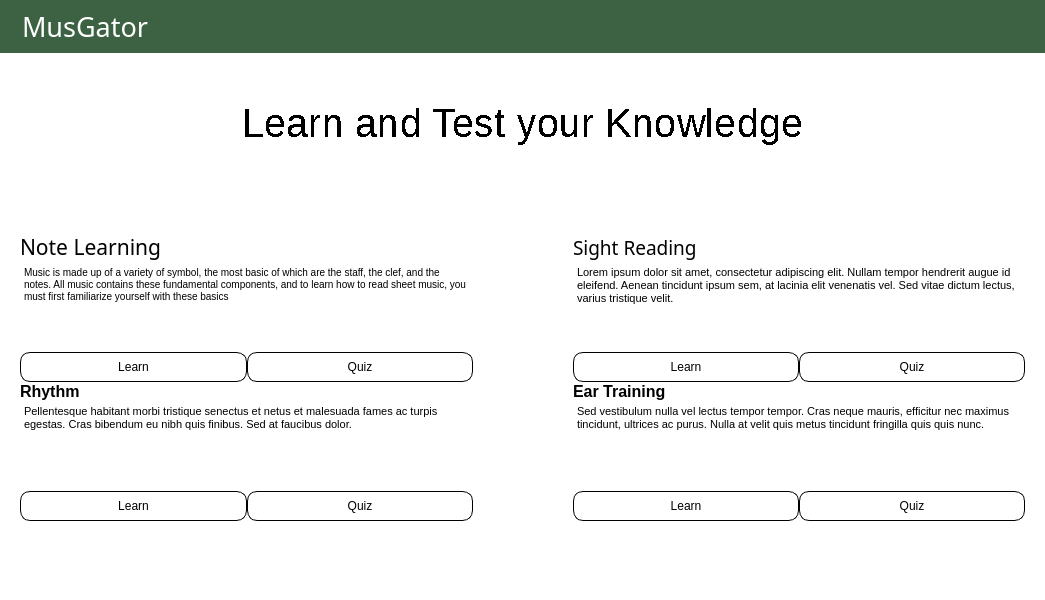
First picture: the form in HomePage.ui, repository ZachKrol/MusGator, before the edit.
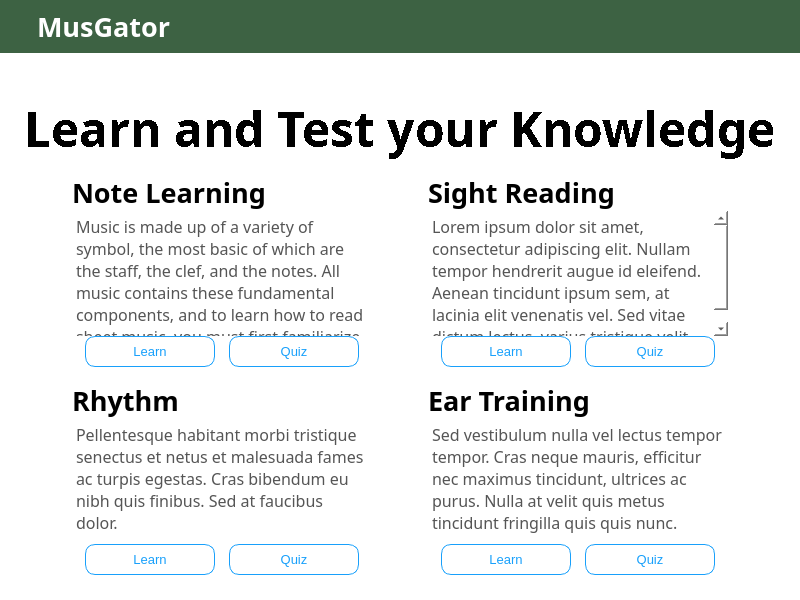
Second picture: the form after the edit. Icons and pictures are not drawn.

Commit message: Update HomePage.ui appearance and styling

Diff of the .ui file:
```diff
--- a/HomePage.ui
+++ b/HomePage.ui
@@ -6,7 +6,7 @@
    <rect>
     <x>0</x>
     <y>0</y>
-    <width>1045</width>
+    <width>800</width>
     <height>600</height>
    </rect>
   </property>
@@ -18,7 +18,8 @@
   </property>
   <property name="font">
    <font>
-    <family>Tw Cen MT</family>
+    <family>Vivaldi</family>
+    <italic>true</italic>
    </font>
   </property>
   <property name="windowTitle">
@@ -45,14 +46,35 @@
    </property>
    <property name="font">
     <font>
-     <family>Tw Cen MT</family>
+     <family>Verdana</family>
+     <pointsize>32</pointsize>
     </font>
    </property>
    <property name="autoFillBackground">
     <bool>false</bool>
    </property>
    <property name="styleSheet">
-    <string notr="true"/>
+    <string notr="true">QLabel {
+	font: 20pt &quot;Tw Cen MT&quot;;
+	font-weight: bold;
+}
+QTextBrowser {
+	font: 12pt &quot;Tw Cen MT&quot;;
+	color: rgb(85, 85, 85);
+	border: none;
+}
+QPushButton {
+background-color: rgb(255, 255, 255);
+border: 1px solid #18A0FB;
+border-radius: 10%;
+color:#18A0FB;
+padding: 7px;
+}
+QPushButton:hover {
+color: rgb(255, 255, 255);
+background-color:  #18A0FB;
+border: 1px solid #fff;
+}</string>
    </property>
    <layout class="QVBoxLayout" name="verticalLayout">
     <property name="spacing">
@@ -106,7 +128,11 @@
            </property>
            <property name="font">
             <font>
-             <pointsize>4</pointsize>
+             <family>Tw Cen MT</family>
+             <pointsize>20</pointsize>
+             <weight>75</weight>
+             <italic>false</italic>
+             <bold>true</bold>
             </font>
            </property>
            <property name="text">
@@ -124,10 +150,11 @@
           <widget class="QLabel" name="label_2">
            <property name="font">
             <font>
-             <family>Maiandra GD</family>
+             <family>Tw Cen MT</family>
              <pointsize>20</pointsize>
-             <weight>50</weight>
-             <bold>false</bold>
+             <weight>75</weight>
+             <italic>false</italic>
+             <bold>true</bold>
             </font>
            </property>
            <property name="styleSheet">
@@ -158,22 +185,35 @@
      </widget>
     </item>
     <item>
-     <layout class="QVBoxLayout" name="layout" stretch="0,0">
+     <layout class="QVBoxLayout" name="layout" stretch="0,0,1">
       <property name="sizeConstraint">
        <enum>QLayout::SetMinimumSize</enum>
       </property>
       <property name="leftMargin">
-       <number>20</number>
+       <number>10</number>
       </property>
       <property name="topMargin">
-       <number>20</number>
+       <number>10</number>
       </property>
       <property name="rightMargin">
-       <number>20</number>
+       <number>10</number>
       </property>
       <property name="bottomMargin">
-       <number>20</number>
+       <number>10</number>
       </property>
+      <item>
+       <spacer name="verticalSpacer">
+        <property name="orientation">
+         <enum>Qt::Vertical</enum>
+        </property>
+        <property name="sizeHint" stdset="0">
+         <size>
+          <width>20</width>
+          <height>40</height>
+         </size>
+        </property>
+       </spacer>
+      </item>
       <item>
        <layout class="QHBoxLayout" name="topLayout" stretch="0,0,0">
         <property name="bottomMargin">
@@ -203,13 +243,13 @@
           <property name="minimumSize">
            <size>
             <width>0</width>
-            <height>100</height>
+            <height>45</height>
            </size>
           </property>
           <property name="font">
            <font>
-            <family>Arial</family>
-            <pointsize>30</pointsize>
+            <family>Tw Cen MT</family>
+            <pointsize>36</pointsize>
             <weight>50</weight>
             <italic>false</italic>
             <bold>false</bold>
@@ -249,367 +289,750 @@
        </layout>
       </item>
       <item>
-       <layout class="QGridLayout" name="bottomLayout">
+       <layout class="QHBoxLayout" name="bottomLayout" stretch="1,3,1,3,1">
+        <property name="spacing">
+         <number>0</number>
+        </property>
+        <property name="leftMargin">
+         <number>10</number>
+        </property>
         <property name="topMargin">
-         <number>0</number>
+         <number>10</number>
         </property>
-        <item row="3" column="1">
-         <spacer name="verticalSpacer_4">
+        <property name="rightMargin">
+         <number>10</number>
+        </property>
+        <property name="bottomMargin">
+         <number>10</number>
+        </property>
+        <item>
+         <spacer name="leftSpacer">
           <property name="orientation">
-           <enum>Qt::Vertical</enum>
+           <enum>Qt::Horizontal</enum>
           </property>
-          <property name="sizeType">
-           <enum>QSizePolicy::MinimumExpanding</enum>
-          </property>
           <property name="sizeHint" stdset="0">
            <size>
-            <width>20</width>
-            <height>5</height>
+            <width>40</width>
+            <height>20</height>
            </size>
           </property>
          </spacer>
         </item>
-        <item row="6" column="0">
-         <layout class="QHBoxLayout" name="buttonsNotes">
+        <item>
+         <layout class="QVBoxLayout" name="leftColumn">
+          <property name="leftMargin">
+           <number>5</number>
+          </property>
+          <property name="topMargin">
+           <number>5</number>
+          </property>
+          <property name="rightMargin">
+           <number>5</number>
+          </property>
+          <property name="bottomMargin">
+           <number>5</number>
+          </property>
           <item>
-           <widget class="QPushButton" name="learnNotes">
-            <property name="styleSheet">
-             <string notr="true">background-color: rgb(255, 255, 255);
-border: 1px solid black;
-border-radius: 10%;
-padding: 7px;</string>
+           <spacer name="col1top">
+            <property name="orientation">
+             <enum>Qt::Vertical</enum>
             </property>
-            <property name="text">
-             <string>Learn</string>
+            <property name="sizeHint" stdset="0">
+             <size>
+              <width>20</width>
+              <height>40</height>
+             </size>
             </property>
-           </widget>
+           </spacer>
           </item>
           <item>
-           <widget class="QPushButton" name="quizNotes">
+           <widget class="QLabel" name="noteLabel">
+            <property name="font">
+             <font>
+              <family>Tw Cen MT</family>
+              <pointsize>20</pointsize>
+              <weight>75</weight>
+              <italic>false</italic>
+              <bold>true</bold>
+             </font>
+            </property>
             <property name="styleSheet">
-             <string notr="true">background-color: rgb(255, 255, 255);
-border: 1px solid black;
-border-radius: 10%;
-padding: 7px;</string>
+             <string notr="true"/>
             </property>
             <property name="text">
-             <string>Quiz</string>
+             <string>Note Learning</string>
             </property>
            </widget>
           </item>
-         </layout>
-        </item>
-        <item row="8" column="0">
-         <widget class="QTextBrowser" name="textBrowser3">
-          <property name="sizePolicy">
-           <sizepolicy hsizetype="Expanding" vsizetype="Maximum">
-            <horstretch>0</horstretch>
-            <verstretch>0</verstretch>
-           </sizepolicy>
-          </property>
-          <property name="minimumSize">
-           <size>
-            <width>0</width>
-            <height>90</height>
-           </size>
-          </property>
-          <property name="maximumSize">
-           <size>
-            <width>16777215</width>
-            <height>90</height>
-           </size>
-          </property>
-          <property name="styleSheet">
-           <string notr="true">border: none;</string>
-          </property>
-          <property name="html">
-           <string>&lt;!DOCTYPE HTML PUBLIC &quot;-//W3C//DTD HTML 4.0//EN&quot; &quot;http://www.w3.org/TR/REC-html40/strict.dtd&quot;&gt;
+          <item>
+           <widget class="QTextBrowser" name="noteText">
+            <property name="sizePolicy">
+             <sizepolicy hsizetype="Expanding" vsizetype="Maximum">
+              <horstretch>0</horstretch>
+              <verstretch>0</verstretch>
+             </sizepolicy>
+            </property>
+            <property name="minimumSize">
+             <size>
+              <width>300</width>
+              <height>125</height>
+             </size>
+            </property>
+            <property name="maximumSize">
+             <size>
+              <width>16777215</width>
+              <height>125</height>
+             </size>
+            </property>
+            <property name="font">
+             <font>
+              <family>Tw Cen MT</family>
+              <pointsize>12</pointsize>
+              <weight>50</weight>
+              <italic>false</italic>
+              <bold>false</bold>
+             </font>
+            </property>
+            <property name="verticalScrollBarPolicy">
+             <enum>Qt::ScrollBarAlwaysOff</enum>
+            </property>
+            <property name="horizontalScrollBarPolicy">
+             <enum>Qt::ScrollBarAlwaysOff</enum>
+            </property>
+            <property name="html">
+             <string>&lt;!DOCTYPE HTML PUBLIC &quot;-//W3C//DTD HTML 4.0//EN&quot; &quot;http://www.w3.org/TR/REC-html40/strict.dtd&quot;&gt;
 &lt;html&gt;&lt;head&gt;&lt;meta name=&quot;qrichtext&quot; content=&quot;1&quot; /&gt;&lt;style type=&quot;text/css&quot;&gt;
 p, li { white-space: pre-wrap; }
-&lt;/style&gt;&lt;/head&gt;&lt;body style=&quot; font-family:'MS Shell Dlg 2'; font-size:8.25pt; font-weight:400; font-style:normal;&quot;&gt;
-&lt;p style=&quot; margin-top:0px; margin-bottom:0px; margin-left:0px; margin-right:0px; -qt-block-indent:0; text-indent:0px;&quot;&gt;&lt;span style=&quot; font-family:'Open Sans','Arial','sans-serif'; font-size:8pt; color:#000000; background-color:#ffffff;&quot;&gt;Pellentesque habitant morbi tristique senectus et netus et malesuada fames ac turpis egestas. Cras bibendum eu nibh quis finibus. Sed at faucibus dolor.&lt;/span&gt;&lt;/p&gt;&lt;/body&gt;&lt;/html&gt;</string>
-          </property>
-         </widget>
-        </item>
-        <item row="5" column="0">
-         <widget class="QTextBrowser" name="textBrowser1">
-          <property name="sizePolicy">
-           <sizepolicy hsizetype="Expanding" vsizetype="Maximum">
-            <horstretch>0</horstretch>
-            <verstretch>0</verstretch>
-           </sizepolicy>
-          </property>
-          <property name="minimumSize">
-           <size>
-            <width>0</width>
-            <height>90</height>
-           </size>
-          </property>
-          <property name="maximumSize">
-           <size>
-            <width>16777215</width>
-            <height>90</height>
-           </size>
-          </property>
-          <property name="styleSheet">
-           <string notr="true">border: none;</string>
-          </property>
-          <property name="html">
-           <string>&lt;!DOCTYPE HTML PUBLIC &quot;-//W3C//DTD HTML 4.0//EN&quot; &quot;http://www.w3.org/TR/REC-html40/strict.dtd&quot;&gt;
-&lt;html&gt;&lt;head&gt;&lt;meta name=&quot;qrichtext&quot; content=&quot;1&quot; /&gt;&lt;style type=&quot;text/css&quot;&gt;
-p, li { white-space: pre-wrap; }
-&lt;/style&gt;&lt;/head&gt;&lt;body style=&quot; font-family:'MS Shell Dlg 2'; font-size:8.25pt; font-weight:400; font-style:normal;&quot;&gt;
-&lt;p style=&quot; margin-top:0px; margin-bottom:0px; margin-left:0px; margin-right:0px; -qt-block-indent:0; text-indent:0px;&quot;&gt;&lt;span style=&quot; font-size:7.8pt;&quot;&gt;Music is made up of a variety of symbol, the most basic of which are the staff, the clef, and the notes. All music contains these fundamental components, and to learn how to read sheet music, you must first familiarize yourself with these basics&lt;/span&gt;&lt;/p&gt;&lt;/body&gt;&lt;/html&gt;</string>
-          </property>
-         </widget>
-        </item>
-        <item row="7" column="2">
-         <widget class="QLabel" name="label4">
-          <property name="font">
-           <font>
-            <pointsize>12</pointsize>
-            <weight>75</weight>
-            <bold>true</bold>
-           </font>
-          </property>
-          <property name="text">
-           <string>Ear Training</string>
-          </property>
-         </widget>
-        </item>
-        <item row="9" column="2">
-         <layout class="QHBoxLayout" name="buttonsEar">
+&lt;/style&gt;&lt;/head&gt;&lt;body style=&quot; font-family:'Tw Cen MT'; font-size:12pt; font-weight:400; font-style:normal;&quot;&gt;
+&lt;p style=&quot; margin-top:0px; margin-bottom:0px; margin-left:0px; margin-right:0px; -qt-block-indent:0; text-indent:0px;&quot;&gt;Music is made up of a variety of symbol, the most basic of which are the staff, the clef, and the notes. All music contains these fundamental components, and to learn how to read sheet music, you must first familiarize yourself with these basics&lt;/p&gt;&lt;/body&gt;&lt;/html&gt;</string>
+            </property>
+           </widget>
+          </item>
           <item>
-           <widget class="QPushButton" name="learnEar">
-            <property name="styleSheet">
-             <string notr="true">background-color: rgb(255, 255, 255);
-border: 1px solid black;
-border-radius: 10%;
-padding: 7px;</string>
+           <layout class="QHBoxLayout" name="buttonsNotes">
+            <property name="bottomMargin">
+             <number>15</number>
             </property>
+            <item>
+             <spacer name="horizontalSpacer_5">
+              <property name="orientation">
+               <enum>Qt::Horizontal</enum>
+              </property>
+              <property name="sizeHint" stdset="0">
+               <size>
+                <width>40</width>
+                <height>20</height>
+               </size>
+              </property>
+             </spacer>
+            </item>
+            <item>
+             <widget class="QPushButton" name="learnNotes">
+              <property name="minimumSize">
+               <size>
+                <width>130</width>
+                <height>0</height>
+               </size>
+              </property>
+              <property name="font">
+               <font>
+                <pointsize>10</pointsize>
+               </font>
+              </property>
+              <property name="styleSheet">
+               <string notr="true"/>
+              </property>
+              <property name="text">
+               <string>Learn</string>
+              </property>
+             </widget>
+            </item>
+            <item>
+             <spacer name="horizontalSpacer">
+              <property name="orientation">
+               <enum>Qt::Horizontal</enum>
+              </property>
+              <property name="sizeHint" stdset="0">
+               <size>
+                <width>40</width>
+                <height>20</height>
+               </size>
+              </property>
+             </spacer>
+            </item>
+            <item>
+             <widget class="QPushButton" name="quizNotes">
+              <property name="minimumSize">
+               <size>
+                <width>130</width>
+                <height>0</height>
+               </size>
+              </property>
+              <property name="font">
+               <font>
+                <pointsize>10</pointsize>
+               </font>
+              </property>
+              <property name="styleSheet">
+               <string notr="true"/>
+              </property>
+              <property name="text">
+               <string>Quiz</string>
+              </property>
+             </widget>
+            </item>
+            <item>
+             <spacer name="horizontalSpacer_6">
+              <property name="orientation">
+               <enum>Qt::Horizontal</enum>
+              </property>
+              <property name="sizeHint" stdset="0">
+               <size>
+                <width>40</width>
+                <height>20</height>
+               </size>
+              </property>
+             </spacer>
+            </item>
+           </layout>
+          </item>
+          <item>
+           <spacer name="col1middle">
+            <property name="orientation">
+             <enum>Qt::Vertical</enum>
+            </property>
+            <property name="sizeHint" stdset="0">
+             <size>
+              <width>20</width>
+              <height>40</height>
+             </size>
+            </property>
+           </spacer>
+          </item>
+          <item>
+           <widget class="QLabel" name="rhythmLabel">
+            <property name="font">
+             <font>
+              <family>Tw Cen MT</family>
+              <pointsize>20</pointsize>
+              <weight>75</weight>
+              <italic>false</italic>
+              <bold>true</bold>
+             </font>
+            </property>
             <property name="text">
-             <string>Learn</string>
+             <string>Rhythm</string>
             </property>
            </widget>
           </item>
           <item>
-           <widget class="QPushButton" name="quizEar">
+           <widget class="QTextBrowser" name="rhythmText">
+            <property name="sizePolicy">
+             <sizepolicy hsizetype="Expanding" vsizetype="Maximum">
+              <horstretch>0</horstretch>
+              <verstretch>0</verstretch>
+             </sizepolicy>
+            </property>
+            <property name="minimumSize">
+             <size>
+              <width>300</width>
+              <height>125</height>
+             </size>
+            </property>
+            <property name="maximumSize">
+             <size>
+              <width>16777215</width>
+              <height>125</height>
+             </size>
+            </property>
+            <property name="font">
+             <font>
+              <family>Tw Cen MT</family>
+              <pointsize>12</pointsize>
+              <weight>50</weight>
+              <italic>false</italic>
+              <bold>false</bold>
+             </font>
+            </property>
             <property name="styleSheet">
-             <string notr="true">background-color: rgb(255, 255, 255);
-border: 1px solid black;
-border-radius: 10%;
-padding: 7px;</string>
+             <string notr="true"/>
             </property>
-            <property name="text">
-             <string>Quiz</string>
+            <property name="html">
+             <string>&lt;!DOCTYPE HTML PUBLIC &quot;-//W3C//DTD HTML 4.0//EN&quot; &quot;http://www.w3.org/TR/REC-html40/strict.dtd&quot;&gt;
+&lt;html&gt;&lt;head&gt;&lt;meta name=&quot;qrichtext&quot; content=&quot;1&quot; /&gt;&lt;style type=&quot;text/css&quot;&gt;
+p, li { white-space: pre-wrap; }
+&lt;/style&gt;&lt;/head&gt;&lt;body style=&quot; font-family:'Tw Cen MT'; font-size:12pt; font-weight:400; font-style:normal;&quot;&gt;
+&lt;p style=&quot; margin-top:0px; margin-bottom:0px; margin-left:0px; margin-right:0px; -qt-block-indent:0; text-indent:0px;&quot;&gt;Pellentesque habitant morbi tristique senectus et netus et malesuada fames ac turpis egestas. Cras bibendum eu nibh quis finibus. Sed at faucibus dolor.&lt;/p&gt;&lt;/body&gt;&lt;/html&gt;</string>
             </property>
            </widget>
           </item>
+          <item>
+           <layout class="QHBoxLayout" name="buttonsRhythm">
+            <item>
+             <spacer name="horizontalSpacer_8">
+              <property name="orientation">
+               <enum>Qt::Horizontal</enum>
+              </property>
+              <property name="sizeHint" stdset="0">
+               <size>
+                <width>40</width>
+                <height>20</height>
+               </size>
+              </property>
+             </spacer>
+            </item>
+            <item>
+             <widget class="QPushButton" name="learnRhythm">
+              <property name="minimumSize">
+               <size>
+                <width>130</width>
+                <height>0</height>
+               </size>
+              </property>
+              <property name="font">
+               <font>
+                <pointsize>10</pointsize>
+               </font>
+              </property>
+              <property name="styleSheet">
+               <string notr="true"/>
+              </property>
+              <property name="text">
+               <string>Learn</string>
+              </property>
+             </widget>
+            </item>
+            <item>
+             <spacer name="horizontalSpacer_7">
+              <property name="orientation">
+               <enum>Qt::Horizontal</enum>
+              </property>
+              <property name="sizeHint" stdset="0">
+               <size>
+                <width>40</width>
+                <height>20</height>
+               </size>
+              </property>
+             </spacer>
+            </item>
+            <item>
+             <widget class="QPushButton" name="quizRhythm">
+              <property name="minimumSize">
+               <size>
+                <width>130</width>
+                <height>0</height>
+               </size>
+              </property>
+              <property name="font">
+               <font>
+                <pointsize>10</pointsize>
+               </font>
+              </property>
+              <property name="styleSheet">
+               <string notr="true"/>
+              </property>
+              <property name="text">
+               <string>Quiz</string>
+              </property>
+             </widget>
+            </item>
+            <item>
+             <spacer name="horizontalSpacer_9">
+              <property name="orientation">
+               <enum>Qt::Horizontal</enum>
+              </property>
+              <property name="sizeHint" stdset="0">
+               <size>
+                <width>40</width>
+                <height>20</height>
+               </size>
+              </property>
+             </spacer>
+            </item>
+           </layout>
+          </item>
+          <item>
+           <spacer name="col1bottom">
+            <property name="orientation">
+             <enum>Qt::Vertical</enum>
+            </property>
+            <property name="sizeHint" stdset="0">
+             <size>
+              <width>20</width>
+              <height>40</height>
+             </size>
+            </property>
+           </spacer>
+          </item>
          </layout>
         </item>
-        <item row="4" column="0">
-         <widget class="QLabel" name="label1">
-          <property name="font">
-           <font>
-            <family>Tw Cen MT</family>
-            <pointsize>16</pointsize>
-            <weight>50</weight>
-            <italic>false</italic>
-            <bold>false</bold>
-           </font>
-          </property>
-          <property name="styleSheet">
-           <string notr="true">QLabel {
-	font: 16pt &quot;Tw Cen MT&quot;;
-}</string>
-          </property>
-          <property name="text">
-           <string>Note Learning</string>
-          </property>
-         </widget>
-        </item>
-        <item row="5" column="2">
-         <widget class="QTextBrowser" name="textBrowser2">
-          <property name="sizePolicy">
-           <sizepolicy hsizetype="Expanding" vsizetype="Maximum">
-            <horstretch>0</horstretch>
-            <verstretch>0</verstretch>
-           </sizepolicy>
-          </property>
-          <property name="minimumSize">
-           <size>
-            <width>0</width>
-            <height>90</height>
-           </size>
-          </property>
-          <property name="maximumSize">
-           <size>
-            <width>16777215</width>
-            <height>90</height>
-           </size>
-          </property>
-          <property name="styleSheet">
-           <string notr="true">border: none;</string>
-          </property>
-          <property name="html">
-           <string>&lt;!DOCTYPE HTML PUBLIC &quot;-//W3C//DTD HTML 4.0//EN&quot; &quot;http://www.w3.org/TR/REC-html40/strict.dtd&quot;&gt;
-&lt;html&gt;&lt;head&gt;&lt;meta name=&quot;qrichtext&quot; content=&quot;1&quot; /&gt;&lt;style type=&quot;text/css&quot;&gt;
-p, li { white-space: pre-wrap; }
-&lt;/style&gt;&lt;/head&gt;&lt;body style=&quot; font-family:'MS Shell Dlg 2'; font-size:8.25pt; font-weight:400; font-style:normal;&quot;&gt;
-&lt;p style=&quot; margin-top:0px; margin-bottom:0px; margin-left:0px; margin-right:0px; -qt-block-indent:0; text-indent:0px;&quot;&gt;&lt;span style=&quot; font-family:'Open Sans','Arial','sans-serif'; font-size:8pt; color:#000000; background-color:#ffffff;&quot;&gt;Lorem ipsum dolor sit amet, consectetur adipiscing elit. Nullam tempor hendrerit augue id eleifend. Aenean tincidunt ipsum sem, at lacinia elit venenatis vel. Sed vitae dictum lectus, varius tristique velit.&lt;/span&gt;&lt;/p&gt;&lt;/body&gt;&lt;/html&gt;</string>
-          </property>
-         </widget>
-        </item>
-        <item row="10" column="1">
-         <spacer name="verticalSpacer_3">
+        <item>
+         <spacer name="midSpacer">
           <property name="orientation">
-           <enum>Qt::Vertical</enum>
+           <enum>Qt::Horizontal</enum>
           </property>
-          <property name="sizeType">
-           <enum>QSizePolicy::MinimumExpanding</enum>
-          </property>
           <property name="sizeHint" stdset="0">
            <size>
-            <width>20</width>
-            <height>5</height>
+            <width>40</width>
+            <height>20</height>
            </size>
           </property>
          </spacer>
         </item>
-        <item row="8" column="2">
-         <widget class="QTextBrowser" name="textBrowser4">
-          <property name="sizePolicy">
-           <sizepolicy hsizetype="Expanding" vsizetype="Maximum">
-            <horstretch>0</horstretch>
-            <verstretch>0</verstretch>
-           </sizepolicy>
+        <item>
+         <layout class="QVBoxLayout" name="rightColumn">
+          <property name="leftMargin">
+           <number>5</number>
           </property>
-          <property name="minimumSize">
-           <size>
-            <width>0</width>
-            <height>90</height>
-           </size>
+          <property name="topMargin">
+           <number>5</number>
           </property>
-          <property name="maximumSize">
-           <size>
-            <width>16777215</width>
-            <height>90</height>
-           </size>
+          <property name="rightMargin">
+           <number>5</number>
           </property>
-          <property name="styleSheet">
-           <string notr="true">border: none;</string>
+          <property name="bottomMargin">
+           <number>5</number>
           </property>
-          <property name="html">
-           <string>&lt;!DOCTYPE HTML PUBLIC &quot;-//W3C//DTD HTML 4.0//EN&quot; &quot;http://www.w3.org/TR/REC-html40/strict.dtd&quot;&gt;
-&lt;html&gt;&lt;head&gt;&lt;meta name=&quot;qrichtext&quot; content=&quot;1&quot; /&gt;&lt;style type=&quot;text/css&quot;&gt;
-p, li { white-space: pre-wrap; }
-&lt;/style&gt;&lt;/head&gt;&lt;body style=&quot; font-family:'MS Shell Dlg 2'; font-size:8.25pt; font-weight:400; font-style:normal;&quot;&gt;
-&lt;p style=&quot; margin-top:0px; margin-bottom:0px; margin-left:0px; margin-right:0px; -qt-block-indent:0; text-indent:0px;&quot;&gt;&lt;span style=&quot; font-family:'Open Sans','Arial','sans-serif'; font-size:8pt; color:#000000; background-color:#ffffff;&quot;&gt;Sed vestibulum nulla vel lectus tempor tempor. Cras neque mauris, efficitur nec maximus tincidunt, ultrices ac purus. Nulla at velit quis metus tincidunt fringilla quis quis nunc.&lt;/span&gt;&lt;/p&gt;&lt;/body&gt;&lt;/html&gt;</string>
-          </property>
-         </widget>
-        </item>
-        <item row="6" column="2">
-         <layout class="QHBoxLayout" name="buttonsSight">
           <item>
-           <widget class="QPushButton" name="learnSight">
+           <spacer name="col2top">
+            <property name="orientation">
+             <enum>Qt::Vertical</enum>
+            </property>
+            <property name="sizeHint" stdset="0">
+             <size>
+              <width>20</width>
+              <height>40</height>
+             </size>
+            </property>
+           </spacer>
+          </item>
+          <item>
+           <widget class="QLabel" name="sightLabel">
+            <property name="font">
+             <font>
+              <family>Tw Cen MT</family>
+              <pointsize>20</pointsize>
+              <weight>75</weight>
+              <italic>false</italic>
+              <bold>true</bold>
+             </font>
+            </property>
             <property name="styleSheet">
-             <string notr="true">background-color: rgb(255, 255, 255);
-border: 1px solid black;
-border-radius: 10%;
-padding: 7px;</string>
+             <string notr="true"/>
             </property>
             <property name="text">
-             <string>Learn</string>
+             <string>Sight Reading</string>
             </property>
            </widget>
           </item>
           <item>
-           <widget class="QPushButton" name="quizSight">
+           <widget class="QTextBrowser" name="sightText">
+            <property name="sizePolicy">
+             <sizepolicy hsizetype="Expanding" vsizetype="Maximum">
+              <horstretch>0</horstretch>
+              <verstretch>0</verstretch>
+             </sizepolicy>
+            </property>
+            <property name="minimumSize">
+             <size>
+              <width>300</width>
+              <height>125</height>
+             </size>
+            </property>
+            <property name="maximumSize">
+             <size>
+              <width>16777215</width>
+              <height>125</height>
+             </size>
+            </property>
+            <property name="font">
+             <font>
+              <family>Tw Cen MT</family>
+              <pointsize>12</pointsize>
+              <weight>50</weight>
+              <italic>false</italic>
+              <bold>false</bold>
+             </font>
+            </property>
             <property name="styleSheet">
-             <string notr="true">background-color: rgb(255, 255, 255);
-border: 1px solid black;
-border-radius: 10%;
-padding: 7px;</string>
+             <string notr="true"/>
             </property>
-            <property name="text">
-             <string>Quiz</string>
+            <property name="html">
+             <string>&lt;!DOCTYPE HTML PUBLIC &quot;-//W3C//DTD HTML 4.0//EN&quot; &quot;http://www.w3.org/TR/REC-html40/strict.dtd&quot;&gt;
+&lt;html&gt;&lt;head&gt;&lt;meta name=&quot;qrichtext&quot; content=&quot;1&quot; /&gt;&lt;style type=&quot;text/css&quot;&gt;
+p, li { white-space: pre-wrap; }
+&lt;/style&gt;&lt;/head&gt;&lt;body style=&quot; font-family:'Tw Cen MT'; font-size:12pt; font-weight:400; font-style:normal;&quot;&gt;
+&lt;p style=&quot; margin-top:0px; margin-bottom:0px; margin-left:0px; margin-right:0px; -qt-block-indent:0; text-indent:0px;&quot;&gt;Lorem ipsum dolor sit amet, consectetur adipiscing elit. Nullam tempor hendrerit augue id eleifend. Aenean tincidunt ipsum sem, at lacinia elit venenatis vel. Sed vitae dictum lectus, varius tristique velit.&lt;/p&gt;&lt;/body&gt;&lt;/html&gt;</string>
             </property>
            </widget>
           </item>
-         </layout>
-        </item>
-        <item row="9" column="0">
-         <layout class="QHBoxLayout" name="buttonsRhythm">
           <item>
-           <widget class="QPushButton" name="learnRhythm">
-            <property name="styleSheet">
-             <string notr="true">background-color: rgb(255, 255, 255);
-border: 1px solid black;
-border-radius: 10%;
-padding: 7px;</string>
+           <layout class="QHBoxLayout" name="buttonsSight">
+            <property name="bottomMargin">
+             <number>15</number>
             </property>
+            <item>
+             <spacer name="horizontalSpacer_10">
+              <property name="orientation">
+               <enum>Qt::Horizontal</enum>
+              </property>
+              <property name="sizeHint" stdset="0">
+               <size>
+                <width>40</width>
+                <height>20</height>
+               </size>
+              </property>
+             </spacer>
+            </item>
+            <item>
+             <widget class="QPushButton" name="learnSight">
+              <property name="minimumSize">
+               <size>
+                <width>130</width>
+                <height>0</height>
+               </size>
+              </property>
+              <property name="font">
+               <font>
+                <pointsize>10</pointsize>
+               </font>
+              </property>
+              <property name="styleSheet">
+               <string notr="true"/>
+              </property>
+              <property name="text">
+               <string>Learn</string>
+              </property>
+             </widget>
+            </item>
+            <item>
+             <spacer name="horizontalSpacer_11">
+              <property name="orientation">
+               <enum>Qt::Horizontal</enum>
+              </property>
+              <property name="sizeHint" stdset="0">
+               <size>
+                <width>40</width>
+                <height>20</height>
+               </size>
+              </property>
+             </spacer>
+            </item>
+            <item>
+             <widget class="QPushButton" name="quizSight">
+              <property name="minimumSize">
+               <size>
+                <width>130</width>
+                <height>0</height>
+               </size>
+              </property>
+              <property name="font">
+               <font>
+                <pointsize>10</pointsize>
+               </font>
+              </property>
+              <property name="styleSheet">
+               <string notr="true"/>
+              </property>
+              <property name="text">
+               <string>Quiz</string>
+              </property>
+             </widget>
+            </item>
+            <item>
+             <spacer name="horizontalSpacer_12">
+              <property name="orientation">
+               <enum>Qt::Horizontal</enum>
+              </property>
+              <property name="sizeHint" stdset="0">
+               <size>
+                <width>40</width>
+                <height>20</height>
+               </size>
+              </property>
+             </spacer>
+            </item>
+           </layout>
+          </item>
+          <item>
+           <spacer name="col2middle">
+            <property name="orientation">
+             <enum>Qt::Vertical</enum>
+            </property>
+            <property name="sizeHint" stdset="0">
+             <size>
+              <width>20</width>
+              <height>40</height>
+             </size>
+            </property>
+           </spacer>
+          </item>
+          <item>
+           <widget class="QLabel" name="earLabel">
+            <property name="font">
+             <font>
+              <family>Tw Cen MT</family>
+              <pointsize>20</pointsize>
+              <weight>75</weight>
+              <italic>false</italic>
+              <bold>true</bold>
+             </font>
+            </property>
             <property name="text">
-             <string>Learn</string>
+             <string>Ear Training</string>
             </property>
            </widget>
           </item>
           <item>
-           <widget class="QPushButton" name="quizRhythm">
+           <widget class="QTextBrowser" name="earText">
+            <property name="sizePolicy">
+             <sizepolicy hsizetype="Expanding" vsizetype="Maximum">
+              <horstretch>0</horstretch>
+              <verstretch>0</verstretch>
+             </sizepolicy>
+            </property>
+            <property name="minimumSize">
+             <size>
+              <width>300</width>
+              <height>125</height>
+             </size>
+            </property>
+            <property name="maximumSize">
+             <size>
+              <width>16777215</width>
+              <height>125</height>
+             </size>
+            </property>
+            <property name="font">
+             <font>
+              <family>Tw Cen MT</family>
+              <pointsize>12</pointsize>
+              <weight>50</weight>
+              <italic>false</italic>
+              <bold>false</bold>
+             </font>
+            </property>
             <property name="styleSheet">
-             <string notr="true">background-color: rgb(255, 255, 255);
-border: 1px solid black;
-border-radius: 10%;
-padding: 7px;</string>
+             <string notr="true"/>
             </property>
-            <property name="text">
-             <string>Quiz</string>
+            <property name="html">
+             <string>&lt;!DOCTYPE HTML PUBLIC &quot;-//W3C//DTD HTML 4.0//EN&quot; &quot;http://www.w3.org/TR/REC-html40/strict.dtd&quot;&gt;
+&lt;html&gt;&lt;head&gt;&lt;meta name=&quot;qrichtext&quot; content=&quot;1&quot; /&gt;&lt;style type=&quot;text/css&quot;&gt;
+p, li { white-space: pre-wrap; }
+&lt;/style&gt;&lt;/head&gt;&lt;body style=&quot; font-family:'Tw Cen MT'; font-size:12pt; font-weight:400; font-style:normal;&quot;&gt;
+&lt;p style=&quot; margin-top:0px; margin-bottom:0px; margin-left:0px; margin-right:0px; -qt-block-indent:0; text-indent:0px;&quot;&gt;Sed vestibulum nulla vel lectus tempor tempor. Cras neque mauris, efficitur nec maximus tincidunt, ultrices ac purus. Nulla at velit quis metus tincidunt fringilla quis quis nunc.&lt;/p&gt;&lt;/body&gt;&lt;/html&gt;</string>
             </property>
            </widget>
           </item>
+          <item>
+           <layout class="QHBoxLayout" name="buttonsEar">
+            <item>
+             <spacer name="horizontalSpacer_13">
+              <property name="orientation">
+               <enum>Qt::Horizontal</enum>
+              </property>
+              <property name="sizeHint" stdset="0">
+               <size>
+                <width>40</width>
+                <height>20</height>
+               </size>
+              </property>
+             </spacer>
+            </item>
+            <item>
+             <widget class="QPushButton" name="learnEar">
+              <property name="minimumSize">
+               <size>
+                <width>130</width>
+                <height>0</height>
+               </size>
+              </property>
+              <property name="font">
+               <font>
+                <pointsize>10</pointsize>
+               </font>
+              </property>
+              <property name="styleSheet">
+               <string notr="true"/>
+              </property>
+              <property name="text">
+               <string>Learn</string>
+              </property>
+             </widget>
+            </item>
+            <item>
+             <spacer name="horizontalSpacer_14">
+              <property name="orientation">
+               <enum>Qt::Horizontal</enum>
+              </property>
+              <property name="sizeHint" stdset="0">
+               <size>
+                <width>40</width>
+                <height>20</height>
+               </size>
+              </property>
+             </spacer>
+            </item>
+            <item>
+             <widget class="QPushButton" name="quizEar">
+              <property name="minimumSize">
+               <size>
+                <width>130</width>
+                <height>0</height>
+               </size>
+              </property>
+              <property name="font">
+               <font>
+                <pointsize>10</pointsize>
+               </font>
+              </property>
+              <property name="styleSheet">
+               <string notr="true"/>
+              </property>
+              <property name="text">
+               <string>Quiz</string>
+              </property>
+             </widget>
+            </item>
+            <item>
+             <spacer name="horizontalSpacer_15">
+              <property name="orientation">
+               <enum>Qt::Horizontal</enum>
+              </property>
+              <property name="sizeHint" stdset="0">
+               <size>
+                <width>40</width>
+                <height>20</height>
+               </size>
+              </property>
+             </spacer>
+            </item>
+           </layout>
+          </item>
+          <item>
+           <spacer name="col2bottom">
+            <property name="orientation">
+             <enum>Qt::Vertical</enum>
+            </property>
+            <property name="sizeHint" stdset="0">
+             <size>
+              <width>20</width>
+              <height>40</height>
+             </size>
+            </property>
+           </spacer>
+          </item>
          </layout>
         </item>
-        <item row="4" column="2">
-         <widget class="QLabel" name="label2">
-          <property name="font">
-           <font>
-            <family>Bahnschrift</family>
-            <pointsize>14</pointsize>
-            <weight>50</weight>
-            <italic>false</italic>
-            <bold>false</bold>
-           </font>
-          </property>
-          <property name="text">
-           <string>Sight Reading</string>
-          </property>
-         </widget>
-        </item>
-        <item row="7" column="0">
-         <widget class="QLabel" name="label3">
-          <property name="font">
-           <font>
-            <pointsize>12</pointsize>
-            <weight>75</weight>
-            <bold>true</bold>
-           </font>
-          </property>
-          <property name="text">
-           <string>Rhythm</string>
-          </property>
-         </widget>
-        </item>
-        <item row="4" column="1">
-         <spacer name="horizontalSpacer">
+        <item>
+         <spacer name="rightSpacer">
           <property name="orientation">
            <enum>Qt::Horizontal</enum>
           </property>
-          <property name="sizeType">
-           <enum>QSizePolicy::Preferred</enum>
-          </property>
           <property name="sizeHint" stdset="0">
            <size>
-            <width>100</width>
-            <height>10</height>
+            <width>40</width>
+            <height>20</height>
            </size>
           </property>
          </spacer>
```
Left out of the diff: 5 changed lines with no effect on the pictures. The commit also changes 5 other files.
